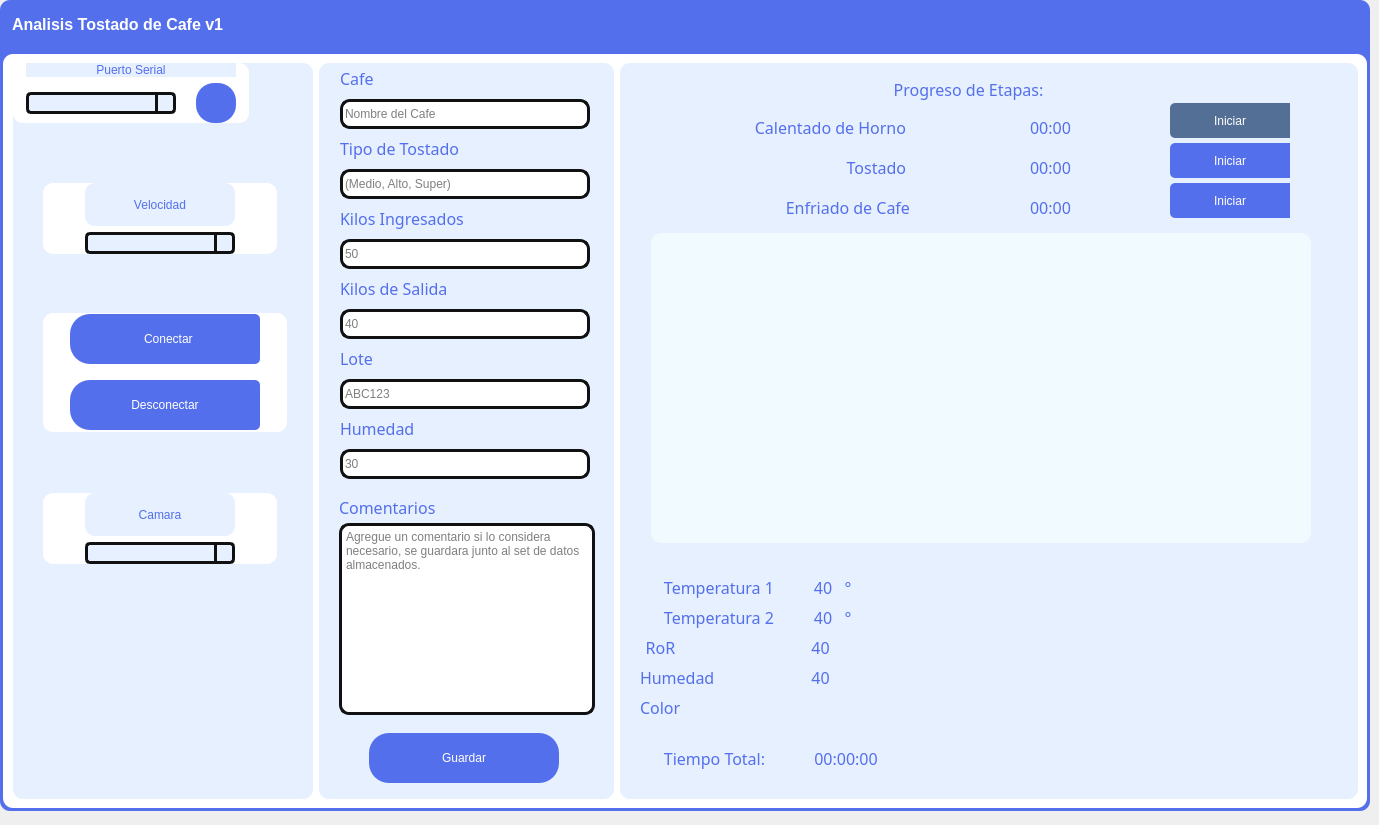
This is desktop-app/GUI-2.ui in Fenix-LAB/web-app-2-esp32 as Qt 5 draws it before an edit. The edited form follows.
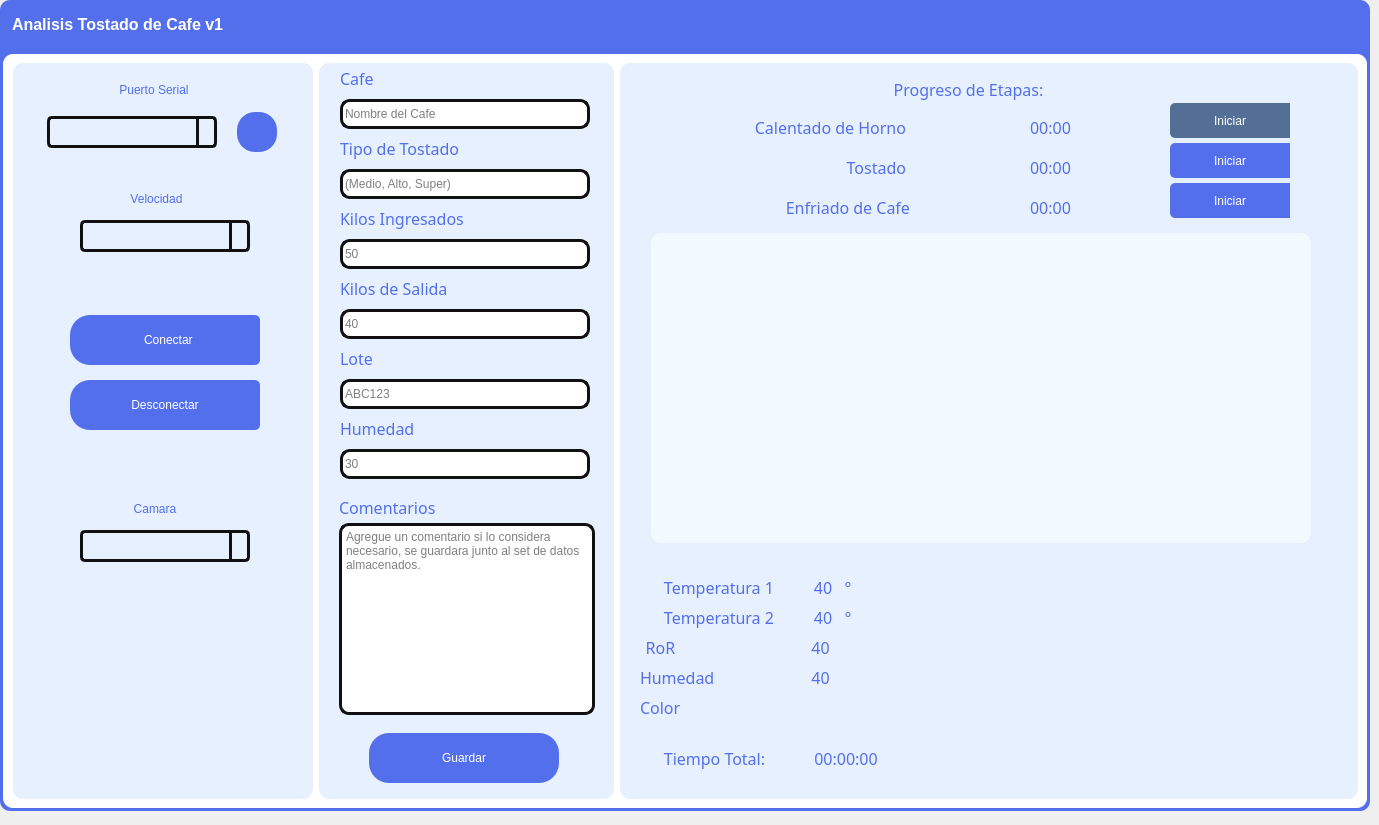
This is the edited form. Icons and pictures are not drawn.

Commit message: Refactor camera UI components and update data logging to include RGB values

```diff
--- a/desktop-app/GUI-2.ui
+++ b/desktop-app/GUI-2.ui
@@ -246,33 +246,15 @@
           <property name="frameShadow">
            <enum>QFrame::Raised</enum>
           </property>
-          <widget class="QWidget" name="layoutWidget_2">
-           <property name="geometry">
-            <rect>
-             <x>30</x>
-             <y>430</y>
-             <width>234</width>
-             <height>71</height>
-            </rect>
-           </property>
-           <layout class="QHBoxLayout" name="horizontalLayout_7">
-            <item>
-             <spacer name="horizontalSpacer_8">
-              <property name="orientation">
-               <enum>Qt::Horizontal</enum>
-              </property>
-              <property name="sizeHint" stdset="0">
-               <size>
-                <width>28</width>
-                <height>20</height>
-               </size>
-              </property>
-             </spacer>
-            </item>
-            <item>
-             <layout class="QVBoxLayout" name="verticalLayout_5">
-              <item>
                <widget class="QLabel" name="label_5">
+           <property name="geometry">
+            <rect>
+             <x>100</x>
+             <y>432</y>
+             <width>84</width>
+             <height>28</height>
+            </rect>
+           </property>
                 <property name="text">
                  <string>Camara</string>
                 </property>
@@ -280,9 +262,15 @@
                  <set>Qt::AlignCenter</set>
                 </property>
                </widget>
-              </item>
-              <item>
                <widget class="QComboBox" name="comboBox_camara">
+           <property name="geometry">
+            <rect>
+             <x>67</x>
+             <y>467</y>
+             <width>170</width>
+             <height>32</height>
+            </rect>
+           </property>
                 <property name="minimumSize">
                  <size>
                   <width>150</width>
@@ -322,43 +310,149 @@
 }</string>
                 </property>
                </widget>
-              </item>
-             </layout>
-            </item>
-            <item>
-             <spacer name="horizontalSpacer_9">
-              <property name="orientation">
-               <enum>Qt::Horizontal</enum>
-              </property>
-              <property name="sizeHint" stdset="0">
+          <widget class="QPushButton" name="btn_conectar">
+           <property name="geometry">
+            <rect>
+             <x>57</x>
+             <y>252</y>
+             <width>190</width>
+             <height>50</height>
+            </rect>
+           </property>
+           <property name="minimumSize">
                <size>
-                <width>18</width>
-                <height>20</height>
-               </size>
-              </property>
-             </spacer>
-            </item>
-           </layout>
+             <width>190</width>
+             <height>50</height>
+            </size>
+           </property>
+           <property name="maximumSize">
+            <size>
+             <width>190</width>
+             <height>50</height>
+            </size>
+           </property>
+           <property name="text">
+            <string>  Conectar</string>
+           </property>
+           <property name="icon">
+            <iconset>
+             <normaloff>icons/log-in.svg</normaloff>icons/log-in.svg</iconset>
+           </property>
+           <property name="iconSize">
+            <size>
+             <width>30</width>
+             <height>30</height>
+            </size>
+           </property>
           </widget>
-          <widget class="QWidget" name="">
-           <layout class="QHBoxLayout" name="horizontalLayout_6">
-            <item>
-             <spacer name="horizontalSpacer_7">
-              <property name="orientation">
-               <enum>Qt::Horizontal</enum>
-              </property>
-              <property name="sizeHint" stdset="0">
+          <widget class="QPushButton" name="btn_desconectar">
+           <property name="geometry">
+            <rect>
+             <x>57</x>
+             <y>317</y>
+             <width>190</width>
+             <height>50</height>
+            </rect>
+           </property>
+           <property name="minimumSize">
                <size>
-                <width>13</width>
-                <height>20</height>
-               </size>
-              </property>
-             </spacer>
-            </item>
-            <item>
-             <layout class="QVBoxLayout" name="verticalLayout_3">
-              <item>
+             <width>190</width>
+             <height>50</height>
+            </size>
+           </property>
+           <property name="maximumSize">
+            <size>
+             <width>190</width>
+             <height>50</height>
+            </size>
+           </property>
+           <property name="text">
+            <string>Desconectar</string>
+           </property>
+           <property name="icon">
+            <iconset>
+             <normaloff>icons/log-out.svg</normaloff>icons/log-out.svg</iconset>
+           </property>
+           <property name="iconSize">
+            <size>
+             <width>30</width>
+             <height>30</height>
+            </size>
+           </property>
+          </widget>
+          <widget class="QLabel" name="label_4">
+           <property name="geometry">
+            <rect>
+             <x>90</x>
+             <y>122</y>
+             <width>107</width>
+             <height>28</height>
+            </rect>
+           </property>
+           <property name="text">
+            <string>Velocidad</string>
+           </property>
+           <property name="alignment">
+            <set>Qt::AlignCenter</set>
+           </property>
+          </widget>
+          <widget class="QComboBox" name="comboBox_velocidad">
+           <property name="geometry">
+            <rect>
+             <x>67</x>
+             <y>157</y>
+             <width>170</width>
+             <height>32</height>
+            </rect>
+           </property>
+           <property name="minimumSize">
+            <size>
+             <width>150</width>
+             <height>0</height>
+            </size>
+           </property>
+           <property name="maximumSize">
+            <size>
+             <width>220</width>
+             <height>16777215</height>
+            </size>
+           </property>
+           <property name="styleSheet">
+            <string notr="true">QComboBox{
+border:3px solid #111111;
+border-radius: 5px;
+min-width: 6em;
+background-color: rgb(230, 240, 255);
+font: 87 10pt &quot;Arial Black&quot;;
+}
+
+QComboBox::drop-down{
+subcontrol-origin:padding;
+subcontrol-position: top right;
+width: 15px;
+border-left-width: 3px;
+border-left-color: #111111;
+border-left-style:solid;
+border-top-right-radius: 4px;
+border-bottom-right-radius: 4px;
+}
+
+QComboBox QAbstractItemView{
+background:rgb(84,111,236);
+selection-background-color: white;
+color:rgb(218,0,55);
+}</string>
+           </property>
+          </widget>
                <widget class="QLabel" name="label_2">
+           <property name="geometry">
+            <rect>
+             <x>70</x>
+             <y>13</y>
+             <width>142</width>
+             <height>28</height>
+            </rect>
+           </property>
                 <property name="text">
                  <string>Puerto Serial</string>
                 </property>
@@ -366,14 +460,15 @@
                  <set>Qt::AlignCenter</set>
                 </property>
                </widget>
-              </item>
-              <item>
-               <layout class="QHBoxLayout" name="horizontalLayout_4">
-                <property name="spacing">
-                 <number>20</number>
-                </property>
-                <item>
                  <widget class="QComboBox" name="comboBox_puerto">
+           <property name="geometry">
+            <rect>
+             <x>34</x>
+             <y>53</y>
+             <width>170</width>
+             <height>32</height>
+            </rect>
+           </property>
                   <property name="minimumSize">
                    <size>
                     <width>150</width>
@@ -407,9 +502,15 @@
 }</string>
                   </property>
                  </widget>
-                </item>
-                <item>
                  <widget class="QPushButton" name="btn_actualizar">
+           <property name="geometry">
+            <rect>
+             <x>224</x>
+             <y>49</y>
+             <width>40</width>
+             <height>40</height>
+            </rect>
+           </property>
                   <property name="minimumSize">
                    <size>
                     <width>40</width>
@@ -438,223 +539,6 @@
                     <height>25</height>
                    </size>
                   </property>
-                 </widget>
-                </item>
-               </layout>
-              </item>
-             </layout>
-            </item>
-            <item>
-             <spacer name="horizontalSpacer_6">
-              <property name="orientation">
-               <enum>Qt::Horizontal</enum>
-              </property>
-              <property name="sizeHint" stdset="0">
-               <size>
-                <width>13</width>
-                <height>20</height>
-               </size>
-              </property>
-             </spacer>
-            </item>
-           </layout>
-          </widget>
-          <widget class="QWidget" name="">
-           <property name="geometry">
-            <rect>
-             <x>30</x>
-             <y>120</y>
-             <width>234</width>
-             <height>71</height>
-            </rect>
-           </property>
-           <layout class="QHBoxLayout" name="horizontalLayout_5">
-            <item>
-             <spacer name="horizontalSpacer_2">
-              <property name="orientation">
-               <enum>Qt::Horizontal</enum>
-              </property>
-              <property name="sizeHint" stdset="0">
-               <size>
-                <width>28</width>
-                <height>20</height>
-               </size>
-              </property>
-             </spacer>
-            </item>
-            <item>
-             <layout class="QVBoxLayout" name="verticalLayout_2">
-              <item>
-               <widget class="QLabel" name="label_4">
-                <property name="text">
-                 <string>Velocidad</string>
-                </property>
-                <property name="alignment">
-                 <set>Qt::AlignCenter</set>
-                </property>
-               </widget>
-              </item>
-              <item>
-               <widget class="QComboBox" name="comboBox_velocidad">
-                <property name="minimumSize">
-                 <size>
-                  <width>150</width>
-                  <height>0</height>
-                 </size>
-                </property>
-                <property name="maximumSize">
-                 <size>
-                  <width>220</width>
-                  <height>16777215</height>
-                 </size>
-                </property>
-                <property name="styleSheet">
-                 <string notr="true">QComboBox{
-border:3px solid #111111;
-border-radius: 5px;
-min-width: 6em;
-background-color: rgb(230, 240, 255);
-font: 87 10pt &quot;Arial Black&quot;;
-}
-
-QComboBox::drop-down{
-subcontrol-origin:padding;
-subcontrol-position: top right;
-width: 15px;
-border-left-width: 3px;
-border-left-color: #111111;
-border-left-style:solid;
-border-top-right-radius: 4px;
-border-bottom-right-radius: 4px;
-}
-
-QComboBox QAbstractItemView{
-background:rgb(84,111,236);
-selection-background-color: white;
-color:rgb(218,0,55);
-}</string>
-                </property>
-               </widget>
-              </item>
-             </layout>
-            </item>
-            <item>
-             <spacer name="horizontalSpacer_3">
-              <property name="orientation">
-               <enum>Qt::Horizontal</enum>
-              </property>
-              <property name="sizeHint" stdset="0">
-               <size>
-                <width>18</width>
-                <height>20</height>
-               </size>
-              </property>
-             </spacer>
-            </item>
-           </layout>
-          </widget>
-          <widget class="QWidget" name="">
-           <property name="geometry">
-            <rect>
-             <x>30</x>
-             <y>250</y>
-             <width>244</width>
-             <height>119</height>
-            </rect>
-           </property>
-           <layout class="QHBoxLayout" name="horizontalLayout_9">
-            <item>
-             <spacer name="horizontalSpacer_4">
-              <property name="orientation">
-               <enum>Qt::Horizontal</enum>
-              </property>
-              <property name="sizeHint" stdset="0">
-               <size>
-                <width>18</width>
-                <height>20</height>
-               </size>
-              </property>
-             </spacer>
-            </item>
-            <item>
-             <layout class="QVBoxLayout" name="verticalLayout_4">
-              <property name="spacing">
-               <number>15</number>
-              </property>
-              <item>
-               <widget class="QPushButton" name="btn_conectar">
-                <property name="minimumSize">
-                 <size>
-                  <width>190</width>
-                  <height>50</height>
-                 </size>
-                </property>
-                <property name="maximumSize">
-                 <size>
-                  <width>190</width>
-                  <height>50</height>
-                 </size>
-                </property>
-                <property name="text">
-                 <string>  Conectar</string>
-                </property>
-                <property name="icon">
-                 <iconset>
-                  <normaloff>icons/log-in.svg</normaloff>icons/log-in.svg</iconset>
-                </property>
-                <property name="iconSize">
-                 <size>
-                  <width>30</width>
-                  <height>30</height>
-                 </size>
-                </property>
-               </widget>
-              </item>
-              <item>
-               <widget class="QPushButton" name="btn_desconectar">
-                <property name="minimumSize">
-                 <size>
-                  <width>190</width>
-                  <height>50</height>
-                 </size>
-                </property>
-                <property name="maximumSize">
-                 <size>
-                  <width>190</width>
-                  <height>50</height>
-                 </size>
-                </property>
-                <property name="text">
-                 <string>Desconectar</string>
-                </property>
-                <property name="icon">
-                 <iconset>
-                  <normaloff>icons/log-out.svg</normaloff>icons/log-out.svg</iconset>
-                </property>
-                <property name="iconSize">
-                 <size>
-                  <width>30</width>
-                  <height>30</height>
-                 </size>
-                </property>
-               </widget>
-              </item>
-             </layout>
-            </item>
-            <item>
-             <spacer name="horizontalSpacer_5">
-              <property name="orientation">
-               <enum>Qt::Horizontal</enum>
-              </property>
-              <property name="sizeHint" stdset="0">
-               <size>
-                <width>18</width>
-                <height>20</height>
-               </size>
-              </property>
-             </spacer>
-            </item>
-           </layout>
           </widget>
          </widget>
         </item>
```
Lines whose indentation alone changed are shown as unchanged. The commit also changes 1 other file.
